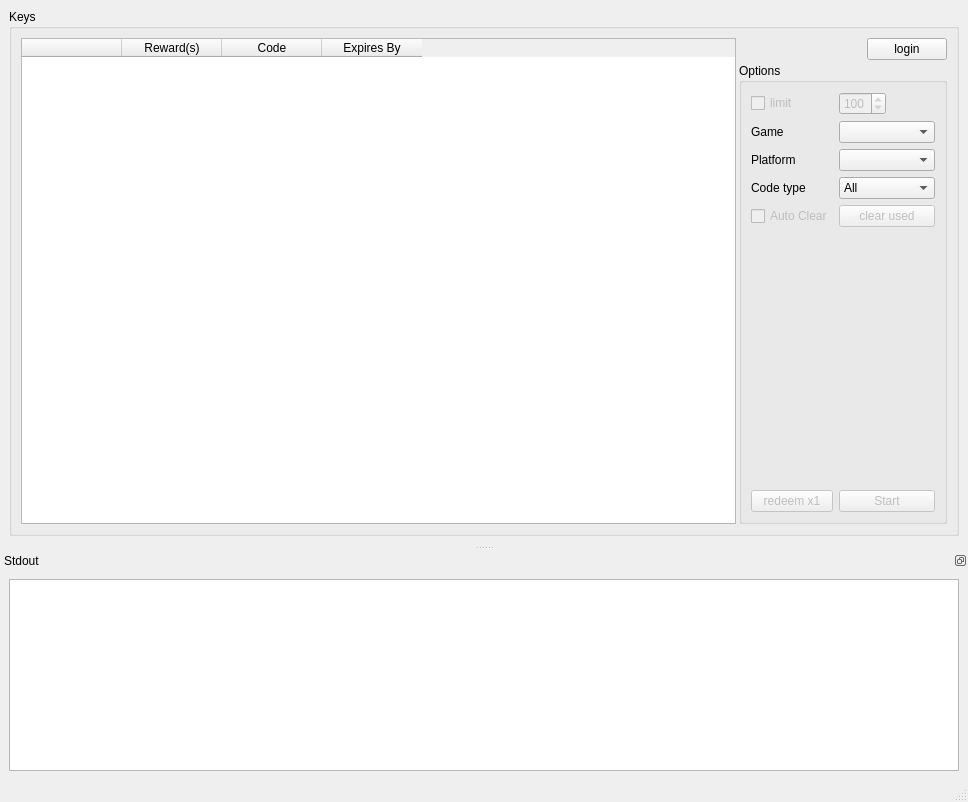
First picture: the form in include/ui/controlwindow.ui, repository Fabbi/autoshift, before the edit.
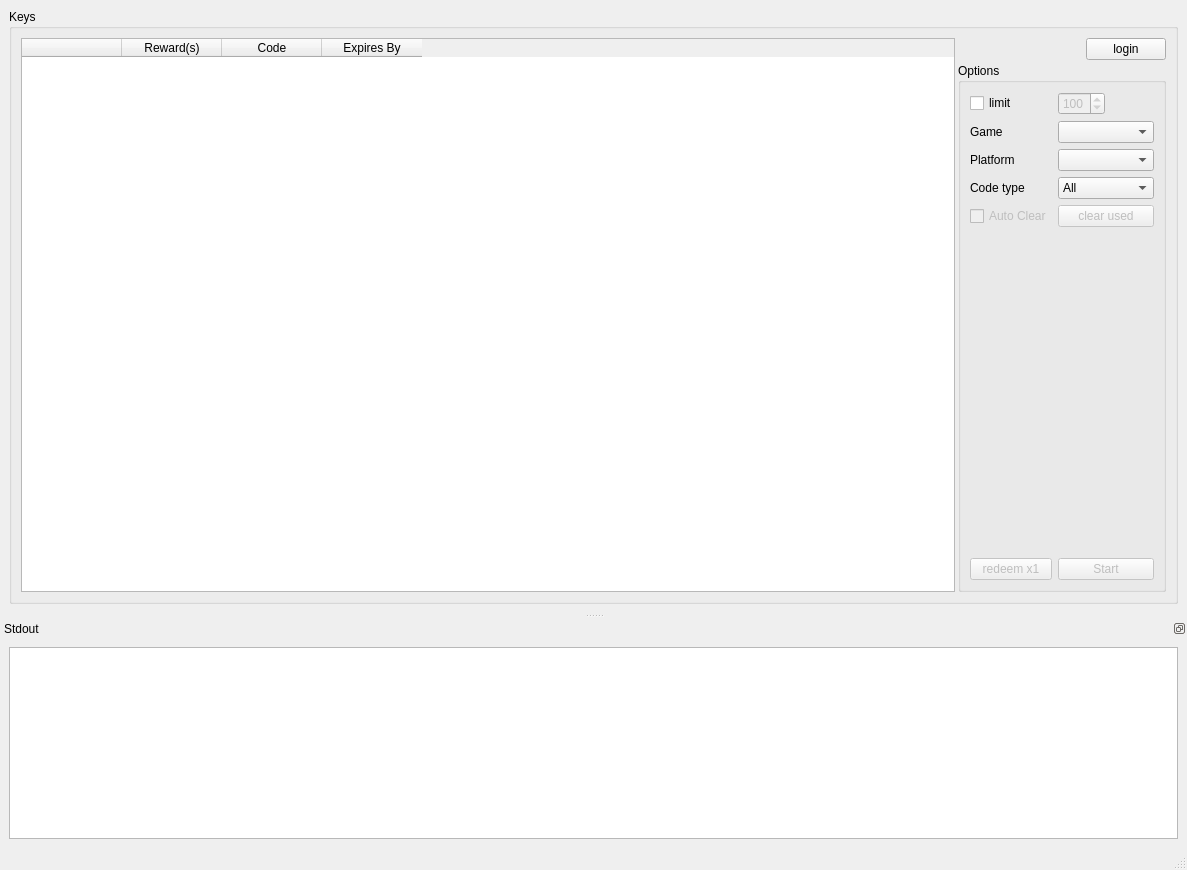
Second picture: the form after the edit. Custom widgets are drawn as their Qt base class.

```diff
--- a/include/ui/controlwindow.ui
+++ b/include/ui/controlwindow.ui
@@ -6,8 +6,8 @@
    <rect>
     <x>0</x>
     <y>0</y>
-    <width>968</width>
-    <height>802</height>
+    <width>1187</width>
+    <height>870</height>
    </rect>
   </property>
   <property name="sizePolicy">
@@ -162,7 +162,7 @@
             <item row="0" column="0">
              <widget class="QCheckBox" name="limitCB">
               <property name="enabled">
-               <bool>false</bool>
+               <bool>true</bool>
               </property>
               <property name="text">
                <string>limit</string>
```
